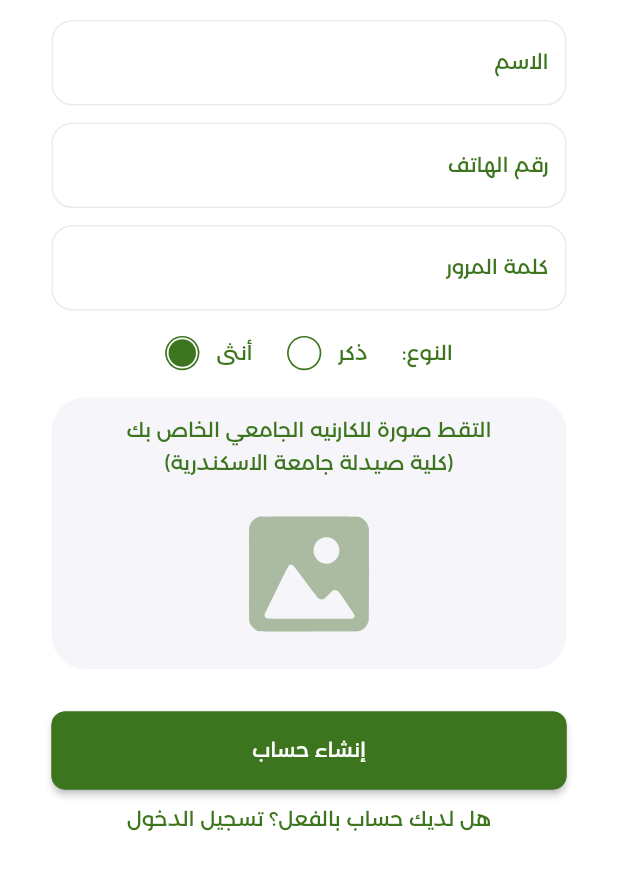
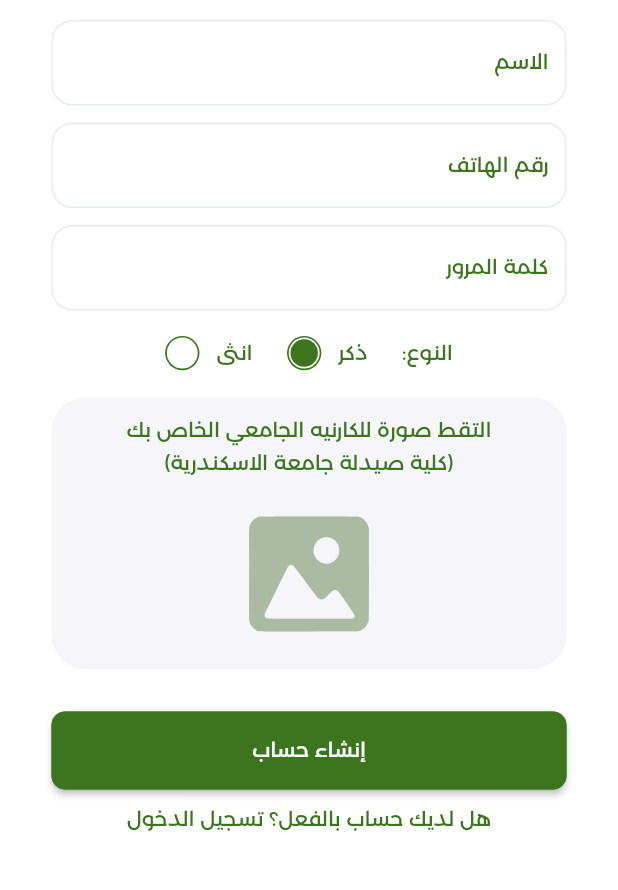
Before and after one commit to ahmed-tarek-salem/green_cycle, a Flutter app: the screen it shows after launch, on a phone screen of 412 x 824 dp, the part 323-1213 px from its top. Run offline on Flutter 3.47's test engine with Material 2 defaults, Android fonts, the phone set to English and light mode, and no system bars; our stand-ins replace cached_network_image, curved_navigation_bar, dio, flutter_screenutil, flutter_smart_dialog, flutter_spinkit and 6 more; missing offline and left inert: dart:ffi; project files that could hold a hidden picture were left out.

Commit message:
sign up with api

```diff
--- /dev/null
+++ b/lib/models/request_models/sign_up_request_model.dart
@@ -0,0 +1,24 @@
+class SignUpRequestModel {
+  String name;
+  String phone;
+  String gender;
+  String password;
+  String passwordConfirm;
+  SignUpRequestModel({
+    required this.name,
+    required this.phone,
+    required this.gender,
+    required this.password,
+    required this.passwordConfirm,
+  });
+
+  Map<String, dynamic> toMap() {
+    return <String, dynamic>{
+      'name': name,
+      'phone': phone,
+      'gender': gender,
+      'password': password,
+      'passwordConfirm': passwordConfirm,
+    };
+  }
+}
--- a/lib/modules/sign_up/sign_up_screen.dart
+++ b/lib/modules/sign_up/sign_up_screen.dart
@@ -1,16 +1,17 @@
-import 'package:flutter/gestures.dart';
 import 'package:flutter/material.dart';
 import 'package:flutter_screenutil/flutter_screenutil.dart';
-import 'package:flutter_svg/svg.dart';
 import 'package:get/get.dart';
+import 'package:green_cycle/modules/sign_up/sign_up_controller.dart';
+import 'package:green_cycle/modules/sign_up/widgets/gender_radio_button.dart';
+import 'package:green_cycle/modules/sign_up/widgets/gender_section.dart';
+import 'package:green_cycle/modules/sign_up/widgets/id_section.dart';
 import 'package:green_cycle/shared_widgets/primary_button.dart';
 import 'package:green_cycle/shared_widgets/primary_text_field.dart';
-import 'package:green_cycle/theme/app_colors.dart';
 import 'package:green_cycle/theme/app_images.dart';
 import 'package:green_cycle/utilities/global/app_constants.dart';
 import 'package:green_cycle/utilities/navigation/app_routes.dart';
 
-class SignupScreen extends StatelessWidget {
+class SignupScreen extends GetView<SignUpController> {
   const SignupScreen({super.key});
 
   @override
@@ -20,81 +21,29 @@ class SignupScreen extends StatelessWidget {
         physics: const BouncingScrollPhysics(),
         padding:
             EdgeInsets.symmetric(horizontal: AppConstants.horizontalPadding),
+        child: Form(
           child: Column(
             crossAxisAlignment: CrossAxisAlignment.center,
             children: [
               SizedBox(height: 40.h),
               Center(
-              child: Image.asset(
-                AppImages.logoPng,
-                height: 150.h,
-              ),
+                child: Image.asset(AppImages.logoPng, height: 150.h),
               ),
               SizedBox(height: 12.h),
-            PrimaryTextField(hintText: 'الاسم'),
+              PrimaryTextField(
+                  hintText: 'الاسم', controller: controller.nameController),
               SizedBox(height: 10.h),
-            PrimaryTextField(hintText: 'رقم الهاتف'),
+              PrimaryTextField(
+                  hintText: 'رقم الهاتف',
+                  controller: controller.phoneController),
               SizedBox(height: 10.h),
-            PrimaryTextField(hintText: 'كلمة المرور'),
+              PrimaryTextField(
+                  hintText: 'كلمة المرور',
+                  controller: controller.passwordController),
               SizedBox(height: 15.h),
-            Row(
-              mainAxisAlignment: MainAxisAlignment.center,
-              children: [
-                const Text('النوع:'),
-                SizedBox(width: 20.w),
-                const Text('ذكر'),
-                SizedBox(width: 10.w),
-                CircleAvatar(
-                  backgroundColor: AppColors.primary,
-                  radius: 10.sp,
-                  child: CircleAvatar(
-                    backgroundColor: AppColors.white,
-                    radius: 9.sp,
-                  ),
-                ),
-                SizedBox(width: 20.w),
-                const Text('أنثى'),
-                SizedBox(width: 10.w),
-                CircleAvatar(
-                  backgroundColor: AppColors.primary,
-                  radius: 10.sp,
-                  child: CircleAvatar(
-                    backgroundColor: AppColors.white,
-                    radius: 9.sp,
-                    child: CircleAvatar(
-                      backgroundColor: AppColors.primary,
-                      radius: 8.sp,
-                    ),
-                  ),
-                ),
-              ],
-            ),
+              GenderSection(controller: controller),
               SizedBox(height: 16.h),
-            Container(
-              height: 160.h,
-              width: double.infinity,
-              decoration: BoxDecoration(
-                color: AppColors.greyVeryLighF5,
-                borderRadius: BorderRadius.circular(20.sp),
-              ),
-              child: Column(
-                children: [
-                  SizedBox(height: 12.h),
-                  const Text(
-                    "التقط صورة للكارنيه الجامعي الخاص بك",
-                    textAlign: TextAlign.center,
-                  ),
-                  SizedBox(height: 4.h),
-                  const Text(
-                    "(كلية صيدلة جامعة الاسكندرية)",
-                    textAlign: TextAlign.center,
-                  ),
-                  SizedBox(height: 18.h),
-                  SvgPicture.asset(AppImages.gallery,
-                      height: 80.h, fit: BoxFit.scaleDown),
-                ],
-              ),
-            ),
+              IdSection(controller: controller),
               SizedBox(height: 25.h),
               PrimaryButton(onTap: () {}, text: 'إنشاء حساب'),
               SizedBox(height: 10.h),
@@ -108,6 +57,7 @@ class SignupScreen extends StatelessWidget {
             ],
           ),
         ),
+      ),
     );
   }
 }
--- /dev/null
+++ b/lib/modules/sign_up/widgets/gender_radio_button.dart
@@ -0,0 +1,36 @@
+import 'package:flutter/material.dart';
+import 'package:flutter_screenutil/flutter_screenutil.dart';
+import 'package:green_cycle/theme/app_colors.dart';
+
+class GenderRadioButton extends StatelessWidget {
+  final String title;
+  final int index;
+  final bool isActive;
+  const GenderRadioButton({
+    required this.title,
+    required this.index,
+    required this.isActive,
+    super.key,
+  });
+
+  @override
+  Widget build(BuildContext context) {
+    return Row(
+      children: [
+        Text(title),
+        SizedBox(width: 10.w),
+        CircleAvatar(
+          backgroundColor: AppColors.primary,
+          radius: 10.sp,
+          child: CircleAvatar(
+              backgroundColor: AppColors.white,
+              radius: 9.sp,
+              child: CircleAvatar(
+                backgroundColor: isActive ? AppColors.primary : Colors.white,
+                radius: 8.sp,
+              )),
+        ),
+      ],
+    );
+  }
+}
--- /dev/null
+++ b/lib/modules/sign_up/widgets/gender_section.dart
@@ -0,0 +1,51 @@
+import 'package:flutter/material.dart';
+import 'package:flutter_screenutil/flutter_screenutil.dart';
+import 'package:get/get.dart';
+import 'package:green_cycle/modules/sign_up/sign_up_controller.dart';
+import 'package:green_cycle/modules/sign_up/widgets/gender_radio_button.dart';
+
+class GenderSection extends StatelessWidget {
+  const GenderSection({
+    super.key,
+    required this.controller,
+  });
+
+  final SignUpController controller;
+
+  @override
+  Widget build(BuildContext context) {
+    return GetBuilder(
+        init: controller,
+        id: 'gender',
+        builder: (_) {
+          return Row(
+            mainAxisAlignment: MainAxisAlignment.center,
+            children: [
+              const Text('النوع:'),
+              SizedBox(width: 20.w),
+              GestureDetector(
+                onTap: () {
+                  controller.setGender(Gender.male);
+                },
+                child: GenderRadioButton(
+                  index: 0,
+                  isActive: controller.gender.value.index == 0,
+                  title: 'ذكر',
+                ),
+              ),
+              SizedBox(width: 20.w),
+              GestureDetector(
+                onTap: () {
+                  controller.setGender(Gender.female);
+                },
+                child: GenderRadioButton(
+                  index: 1,
+                  isActive: controller.gender.value.index == 1,
+                  title: 'انثى',
+                ),
+              ),
+            ],
+          );
+        });
+  }
+}
--- /dev/null
+++ b/lib/modules/sign_up/widgets/id_section.dart
@@ -0,0 +1,58 @@
+import 'dart:io';
+
+import 'package:flutter/material.dart';
+import 'package:flutter_screenutil/flutter_screenutil.dart';
+import 'package:flutter_svg/svg.dart';
+import 'package:get/get.dart';
+import 'package:green_cycle/modules/sign_up/sign_up_controller.dart';
+import 'package:green_cycle/theme/app_colors.dart';
+import 'package:green_cycle/theme/app_images.dart';
+
+class IdSection extends StatelessWidget {
+  const IdSection({
+    super.key,
+    required this.controller,
+  });
+
+  final SignUpController controller;
+
+  @override
+  Widget build(BuildContext context) {
+    return GetBuilder(
+        init: controller,
+        builder: (_) {
+          return GestureDetector(
+            onTap: () {
+              controller.openGallery();
+            },
+            child: Container(
+              height: 160.h,
+              width: double.infinity,
+              decoration: BoxDecoration(
+                color: AppColors.greyVeryLighF5,
+                borderRadius: BorderRadius.circular(20.sp),
+              ),
+              child: controller.image.value != null
+                  ? Image.file(File(controller.image.value!.path))
+                  : Column(
+                      children: [
+                        SizedBox(height: 12.h),
+                        const Text(
+                          "التقط صورة للكارنيه الجامعي الخاص بك",
+                          textAlign: TextAlign.center,
+                        ),
+                        SizedBox(height: 4.h),
+                        const Text(
+                          "(كلية صيدلة جامعة الاسكندرية)",
+                          textAlign: TextAlign.center,
+                        ),
+                        SizedBox(height: 18.h),
+                        SvgPicture.asset(AppImages.gallery,
+                            height: 80.h, fit: BoxFit.scaleDown),
+                      ],
+                    ),
+            ),
+          );
+        });
+  }
+}
--- a/lib/theme/app_images.dart
+++ b/lib/theme/app_images.dart
@@ -7,6 +7,7 @@ class AppImages {
   static const String saha = "${AppPaths.imagesPath}saha.png";
   static const String newThird = "${AppPaths.imagesPath}new_third.jpg";
   static const String user = "${AppPaths.imagesPath}user.png";
+  static const String success = "${AppPaths.imagesPath}success.png";
 
   /// SVG **********************************************************************
   static const String logoSvg = "${AppPaths.imagesPath}logo.svg";
--- a/lib/utilities/global/app_endpoints.dart
+++ b/lib/utilities/global/app_endpoints.dart
@@ -1,4 +1,5 @@
 class AppEndpoints {
-  static const baseUrl = 'https://betarytoday.com/api/';
-  static const login = '${baseUrl}login';
+  static const baseUrl = 'https://green-cycle-juiq.onrender.com/api/v1/';
+  static const login = '${baseUrl}auth/log-in';
+  static const signup = '${baseUrl}auth/sign-up';
 }
--- a/pubspec.yaml
+++ b/pubspec.yaml
@@ -24,6 +24,7 @@ dependencies:
   pin_code_fields: ^8.0.1
   curved_navigation_bar: ^1.0.3
   flutter_launcher_icons: ^0.13.1
+  image_picker: ^1.0.4
 
 dev_dependencies:
   flutter_lints: ^2.0.0
```
Also changed, not shown: lib/models/response_models/error_response_model.dart (added, +8 -0 lines), lib/models/response_models/user_response_model.dart (added, +51 -0 lines), lib/modules/sign_up/sign_up_controller.dart (+59 -1 lines), lib/modules/sign_up/sign_up_repo.dart (+24 -1 lines), lib/shared_widgets/custom_cached_network_image.dart (added, +34 -0 lines), lib/utilities/mixins/loading_overlay_mixin.dart (added, +18 -0 lines), lib/utilities/network/dio_client.dart (+5 -8 lines), assets/images/success.png (added), pubspec.lock, 5 other files. Lines whose indentation alone changed are shown as unchanged.
